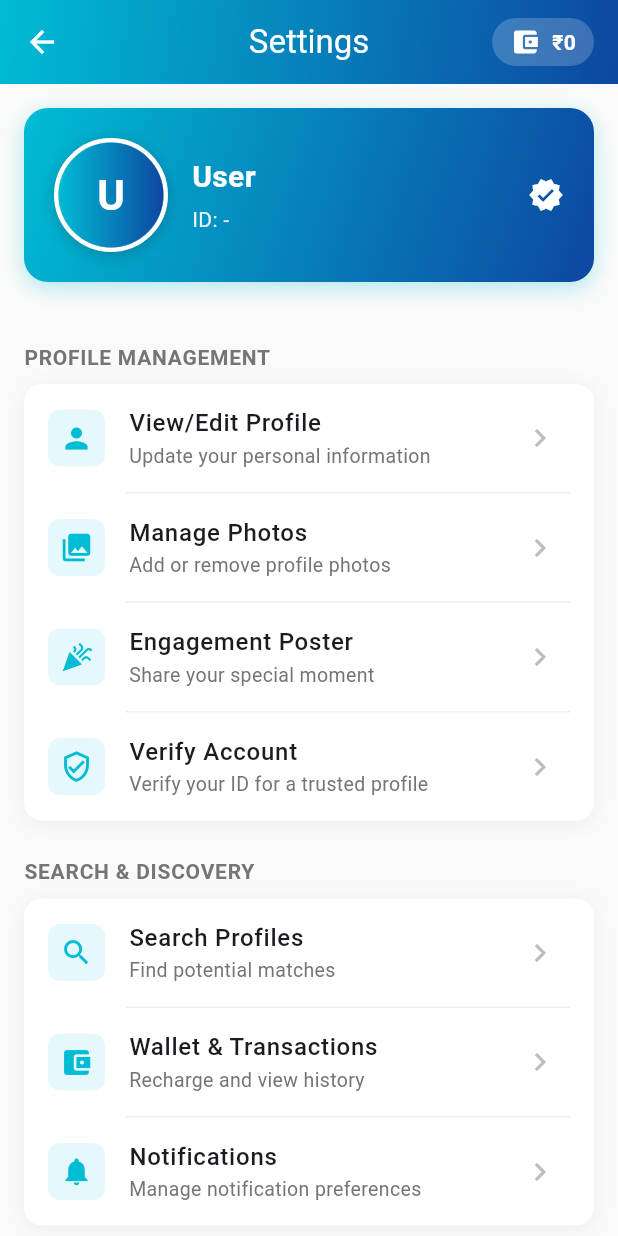
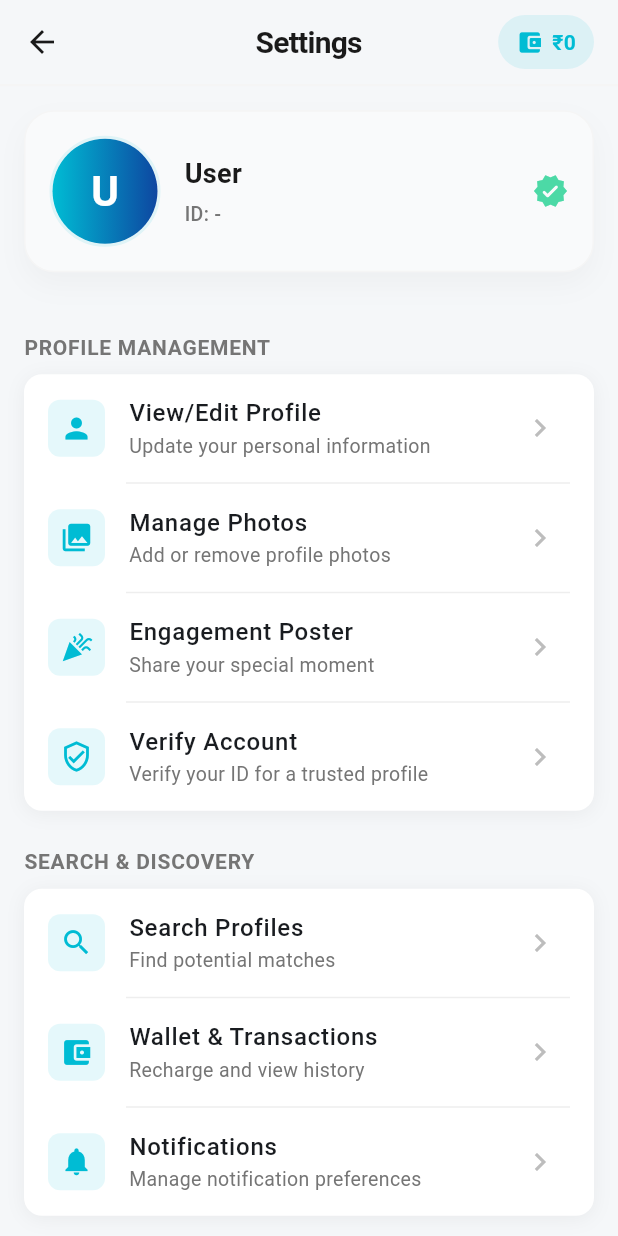
Before and after one commit to REJYKARINGA/matrimony_app, a Flutter app: the SettingsScreen screen opened directly, on a phone screen of 412 x 824 dp. Run offline on Flutter 3.47's test engine with Material 3 defaults, Android fonts, the light colour scheme and no system bars; our stand-ins replace geolocator, google_maps_flutter, image_picker, permission_handler, shared_preferences; missing offline and left inert: laravel_echo, pusher_client_socket, razorpay_flutter; accounts and stored records are empty; network calls fail.

Commit message:
color fix

```diff
--- a/lib/screens/settings_screen.dart
+++ b/lib/screens/settings_screen.dart
@@ -131,23 +131,23 @@ class _SettingsScreenState extends State<SettingsScreen> {
     final profile = user?.userProfile;
 
     return Scaffold(
-      backgroundColor: Colors.grey[50],
+      backgroundColor: const Color(0xFFF5F7F9),
       appBar: AppBar(
         title: const Text('Settings'),
-        flexibleSpace: Container(
-          decoration: const BoxDecoration(
-            gradient: LinearGradient(
-              begin: Alignment.topLeft,
-              end: Alignment.bottomRight,
-              colors: [
-                Color(0xFF00BCD4), // Turquoise
-                Color(0xFF0D47A1), // Deep Blue
-              ],
-            ),
-          ),
+        backgroundColor: const Color(0xFFF5F7F9),
+        centerTitle: true,
+        elevation: 0,
+        titleTextStyle: const TextStyle(
+          color: Color(0xFF1A1A1A),
+          fontSize: 20,
+          fontWeight: FontWeight.bold,
+          letterSpacing: -0.5,
         ),
-        foregroundColor: Colors.white,
-        elevation: 0,
+        iconTheme: const IconThemeData(color: Color(0xFF1A1A1A)),
+        bottom: PreferredSize(
+          child: Container(color: Colors.grey.shade100, height: 1.5),
+          preferredSize: const Size.fromHeight(1.5),
+        ),
         actions: [
           Padding(
             padding: const EdgeInsets.only(right: 16.0),
@@ -160,28 +160,28 @@ class _SettingsScreenState extends State<SettingsScreen> {
                 _loadWalletBalance();
               },
               child: Container(
-                padding: const EdgeInsets.symmetric(horizontal: 12, vertical: 6),
+                padding: const EdgeInsets.symmetric(horizontal: 12, vertical: 8),
                 decoration: BoxDecoration(
-                  color: Colors.white.withOpacity(0.2),
+                  color: const Color(0xFF00BCD4).withOpacity(0.1),
                   borderRadius: BorderRadius.circular(20),
                 ),
                 child: Row(
                   children: [
-                    const Icon(Icons.account_balance_wallet, size: 20, color: Colors.white),
-                    const SizedBox(width: 8),
+                    const Icon(Icons.account_balance_wallet_rounded, size: 18, color: Color(0xFF00BCD4)),
+                    const SizedBox(width: 6),
                     _isWalletLoading
                         ? const SizedBox(
                             width: 12,
                             height: 12,
                             child: CircularProgressIndicator(
                               strokeWidth: 2,
-                              color: Colors.white,
+                              color: Color(0xFF00BCD4),
                             ),
                           )
                         : Text(
                             '₹${_walletBalance.toStringAsFixed(0)}',
                             style: const TextStyle(
-                              color: Colors.white,
+                              color: Color(0xFF00BCD4),
                               fontWeight: FontWeight.bold,
                               fontSize: 14,
                             ),
@@ -203,22 +203,16 @@ class _SettingsScreenState extends State<SettingsScreen> {
             // Enhanced Profile Section
             Container(
               margin: const EdgeInsets.all(16),
-              padding: const EdgeInsets.all(20),
+              padding: const EdgeInsets.all(16),
               decoration: BoxDecoration(
-                gradient: const LinearGradient(
-                  begin: Alignment.topLeft,
-                  end: Alignment.bottomRight,
-                  colors: [
-                    Color(0xFF00BCD4), // Turquoise
-                    Color(0xFF0D47A1), // Deep Blue
-                  ],
-                ),
-                borderRadius: BorderRadius.circular(16),
+                color: const Color(0xFFF9FAFB),
+                borderRadius: BorderRadius.circular(20),
+                border: Border.all(color: Colors.grey.shade100),
                 boxShadow: [
                   BoxShadow(
-                    color: const Color(0xFF00BCD4).withOpacity(0.3),
-                    blurRadius: 12,
-                    offset: const Offset(0, 4),
+                    color: Colors.black.withOpacity(0.03),
+                    blurRadius: 15,
+                    offset: const Offset(0, 8),
                   ),
                 ],
               ),
@@ -227,14 +221,7 @@ class _SettingsScreenState extends State<SettingsScreen> {
                   Container(
                     decoration: BoxDecoration(
                       shape: BoxShape.circle,
-                      border: Border.all(color: Colors.white, width: 3),
-                      boxShadow: [
-                        BoxShadow(
-                          color: Colors.black.withOpacity(0.2),
-                          blurRadius: 8,
-                          offset: const Offset(0, 2),
-                        ),
-                      ],
+                      border: Border.all(color: const Color(0xFF00BCD4).withOpacity(0.1), width: 2),
                     ),
                     child: CircleAvatar(
                       radius: 35,
@@ -284,9 +271,9 @@ class _SettingsScreenState extends State<SettingsScreen> {
                         Text(
                           '${profile?.firstName ?? 'User'} ${profile?.lastName ?? ''}',
                           style: const TextStyle(
-                            fontSize: 20,
+                            fontSize: 18,
                             fontWeight: FontWeight.bold,
-                            color: Colors.white,
+                            color: Color(0xFF1A1A1A),
                           ),
                         ),
                         const SizedBox(height: 4),
@@ -295,8 +282,9 @@ class _SettingsScreenState extends State<SettingsScreen> {
                             Text(
                               user?.matrimonyId ?? 'ID: -',
                               style: TextStyle(
-                                fontSize: 14,
-                                color: Colors.white.withOpacity(0.9),
+                                fontSize: 13,
+                                color: Colors.grey[600],
+                                fontWeight: FontWeight.w500,
                               ),
                             ),
                             if (user?.matrimonyId != null) ...[
@@ -315,13 +303,13 @@ class _SettingsScreenState extends State<SettingsScreen> {
                                 child: Container(
                                   padding: const EdgeInsets.all(4),
                                   decoration: BoxDecoration(
-                                    color: Colors.white.withOpacity(0.2),
+                                    color: const Color(0xFF00BCD4).withOpacity(0.1),
                                     borderRadius: BorderRadius.circular(4),
                                   ),
                                   child: const Icon(
                                     Icons.copy_rounded,
                                     size: 14,
-                                    color: Colors.white,
+                                    color: Color(0xFF00BCD4),
                                   ),
                                 ),
                               ),
@@ -331,7 +319,7 @@ class _SettingsScreenState extends State<SettingsScreen> {
                       ],
                     ),
                   ),
-                  const Icon(Icons.verified, color: Colors.white, size: 24),
+                  const Icon(Icons.verified_rounded, color: Color(0xFF4CD9A6), size: 24),
                 ],
               ),
             ),
```
